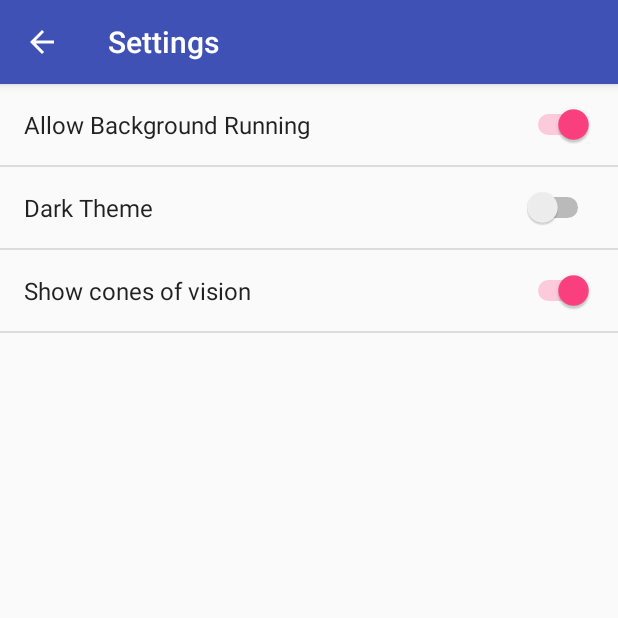
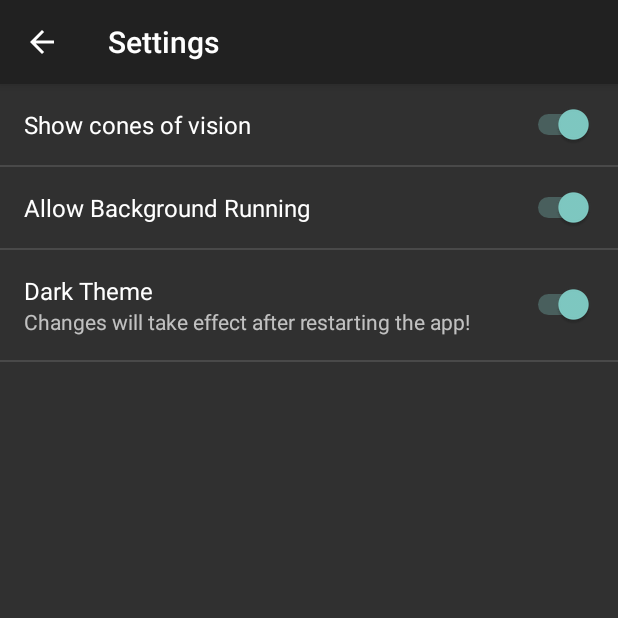
Before and after one commit to ColonelPanicc/Durhide, an Android app: the screen it shows after launch (SettingsActivity), in the side drawer, after a tap on "Settings", on a phone screen of 412 x 824 dp, the top half of it. Run offline under Robolectric (Android 15) with nearby library versions, the phone set to English and light mode, and no system bars; our stand-ins replace Volley; 3 statements that could not run were skipped.

Commit message:
DAAARRRKK THEEEMMMEEEEE

```diff
--- a/AndroidApp/app/build.gradle
+++ b/AndroidApp/app/build.gradle
@@ -7,8 +7,8 @@ android {
         applicationId "co.brookesoftware.mike.smilingpooemoji"
         minSdkVersion 19
         targetSdkVersion 25
-        versionCode 2
-        versionName "0.0.1"
+        versionCode 3
+        versionName "0.0.2"
         testInstrumentationRunner "android.support.test.runner.AndroidJUnitRunner"
         multiDexEnabled true
     }
--- a/AndroidApp/app/src/main/AndroidManifest.xml
+++ b/AndroidApp/app/src/main/AndroidManifest.xml
@@ -10,7 +10,6 @@
         android:supportsRtl="true"
         android:theme="@style/AppTheme"
         >
-        <!-- todo dark theme pls-->
 
         <meta-data android:name="com.google.android.gms.games.APP_ID"
             android:value="@string/app_id" />
--- a/AndroidApp/app/src/main/java/co/brookesoftware/mike/smilingpooemoji/MainActivity.java
+++ b/AndroidApp/app/src/main/java/co/brookesoftware/mike/smilingpooemoji/MainActivity.java
@@ -6,7 +6,9 @@ import android.app.FragmentManager;
 import android.app.FragmentTransaction;
 import android.content.Intent;
 import android.content.pm.PackageManager;
+import android.content.res.Resources;
 import android.os.Bundle;
+import android.preference.PreferenceManager;
 import android.support.annotation.NonNull;
 import android.support.annotation.Nullable;
 import android.support.design.widget.CoordinatorLayout;
@@ -45,6 +47,9 @@ public class MainActivity extends AppCompatActivity
 
     @Override
     protected void onCreate(Bundle savedInstanceState) {
+        if (PreferenceManager.getDefaultSharedPreferences(getApplicationContext()).getBoolean(getString(R.string.preference_key_dark_theme), true)) {
+            setTheme(R.style.AppTheme_Dark_NoActionBar);
+        }
         super.onCreate(savedInstanceState);
         setContentView(activity_main);
         Toolbar toolbar = (Toolbar) findViewById(R.id.toolbar);
--- a/AndroidApp/app/src/main/java/co/brookesoftware/mike/smilingpooemoji/MapViewFragment.java
+++ b/AndroidApp/app/src/main/java/co/brookesoftware/mike/smilingpooemoji/MapViewFragment.java
@@ -68,6 +68,9 @@ public class MapViewFragment extends Fragment {
 
     @Override
     public View onCreateView(LayoutInflater inflater, ViewGroup container, Bundle savedInstanceState) {
+        if (PreferenceManager.getDefaultSharedPreferences(getActivity().getApplicationContext()).getBoolean(getString(R.string.preference_key_dark_theme), true)) {
+            getActivity().setTheme(R.style.AppTheme_Dark_NoActionBar);
+        }
         imagesToDisplay = new HashMap<Marker, Bitmap>();
         polygons = new ArrayList<>();
         View rootView = inflater.inflate(R.layout.location_fragment, container, false);
@@ -322,7 +325,7 @@ public class MapViewFragment extends Fragment {
                 .addAll(vertices)
                 .strokeColor(Color.parseColor("#" + Integer.toHexString(ContextCompat.getColor(this.getActivity(), R.color.polygon_border))))
                 .fillColor(Color.parseColor("#" + Integer.toHexString(ContextCompat.getColor(this.getActivity(), R.color.polygon_fill))))
-                .visible(PreferenceManager.getDefaultSharedPreferences(getActivity().getApplicationContext()).getBoolean("pref_showCones",true)));
+                .visible(PreferenceManager.getDefaultSharedPreferences(getActivity().getApplicationContext()).getBoolean(getString(R.string.preference_key_show_cones),true)));
         polygons.add(poly);
     }
 
--- a/AndroidApp/app/src/main/java/co/brookesoftware/mike/smilingpooemoji/SettingsActivity.java
+++ b/AndroidApp/app/src/main/java/co/brookesoftware/mike/smilingpooemoji/SettingsActivity.java
@@ -1,12 +1,16 @@
 package co.brookesoftware.mike.smilingpooemoji;
 
 import android.os.Bundle;
+import android.preference.PreferenceManager;
 import android.support.v7.app.AppCompatActivity;
 
 public class SettingsActivity extends AppCompatActivity {
 
     @Override
     public void onCreate(Bundle savedInstanceState){
+        if (PreferenceManager.getDefaultSharedPreferences(getApplicationContext()).getBoolean(getString(R.string.preference_key_dark_theme), true)) {
+            setTheme(R.style.AppTheme_Dark);
+        }
         super.onCreate(savedInstanceState);
         setContentView(R.layout.settings_main);
     }
--- a/AndroidApp/app/src/main/res/values/strings.xml
+++ b/AndroidApp/app/src/main/res/values/strings.xml
@@ -7,4 +7,6 @@
 
     <string name="action_settings">Settings</string>
     <string name="nav_menu_title_achievements">Achievements</string>
+    <string name="preference_key_show_cones">pref_showCones</string>
+    <string name="preference_key_dark_theme">pref_darkTheme</string>
 </resources>
--- a/AndroidApp/app/src/main/res/values/styles.xml
+++ b/AndroidApp/app/src/main/res/values/styles.xml
@@ -17,4 +17,17 @@
 
     <style name="AppTheme.PopupOverlay" parent="ThemeOverlay.AppCompat.Light" />
 
+    <style name="AppTheme.Dark" parent="Theme.AppCompat">
+
+    </style>
+
+    <style name="AppTheme.Dark.NoActionBar">
+        <item name="windowActionBar">false</item>
+        <item name="windowNoTitle">true</item>
+    </style>
+
+    <style name="AppTheme.Dark.AppBarOverlay" parent="ThemeOverlay.AppCompat.Dark.ActionBar" />
+
+    <style name="AppTheme.Dark.PopupOverlay" parent="ThemeOverlay.AppCompat" />
+
 </resources>
--- a/AndroidApp/app/src/main/res/xml/settings.xml
+++ b/AndroidApp/app/src/main/res/xml/settings.xml
@@ -4,12 +4,14 @@
     android:key="pref_main">
     <SwitchPreference
         android:defaultValue="true"
+        android:key="@string/preference_key_show_cones"
+        android:title="Show cones of vision"></SwitchPreference>
+    <SwitchPreference
+        android:defaultValue="true"
         android:title="Allow Background Running"></SwitchPreference>
     <SwitchPreference
-        android:defaultValue="false"
-        android:title="Dark Theme"></SwitchPreference>
-    <SwitchPreference
         android:defaultValue="true"
-        android:key="pref_showCones"
-        android:title="Show cones of vision"></SwitchPreference>
+        android:key="@string/preference_key_dark_theme"
+        android:title="Dark Theme"
+        android:summary="Changes will take effect after restarting the app!"></SwitchPreference>
 </PreferenceScreen>
```
Also changed, not shown: 1 other file.
